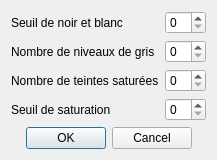
Old version of the form interfaces/FenetreParametresConversion.ui in the repository lovehina13/NumerisationDeCourbes.
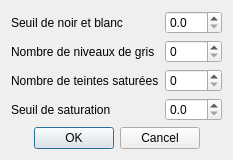
New version of the form.

Commit message: Implémentation des classes Image, ParametresConversion, ParametresRecherche, FenetreParametresConversion et FenetreParametresRecherche (non terminées).

```diff
--- a/interfaces/FenetreParametresConversion.ui
+++ b/interfaces/FenetreParametresConversion.ui
@@ -6,7 +6,7 @@
    <rect>
     <x>0</x>
     <y>0</y>
-    <width>194</width>
+    <width>210</width>
     <height>145</height>
    </rect>
   </property>
@@ -22,7 +22,11 @@
     </widget>
    </item>
    <item row="0" column="1">
-    <widget class="QSpinBox" name="spinBoxSeuilNoirEtBlanc"/>
+    <widget class="QDoubleSpinBox" name="doubleSpinBoxSeuilNoirEtBlanc">
+     <property name="decimals">
+      <number>1</number>
+     </property>
+    </widget>
    </item>
    <item row="1" column="0">
     <widget class="QLabel" name="labelNombreNiveauxDeGris">
@@ -52,7 +56,11 @@
     </widget>
    </item>
    <item row="3" column="1">
-    <widget class="QSpinBox" name="spinBoxSeuilSaturation"/>
+    <widget class="QDoubleSpinBox" name="doubleSpinBoxSeuilSaturation">
+     <property name="decimals">
+      <number>1</number>
+     </property>
+    </widget>
    </item>
    <item row="4" column="0" colspan="2">
     <widget class="QDialogButtonBox" name="buttonBox">
```
The commit also changes 10 other files.
